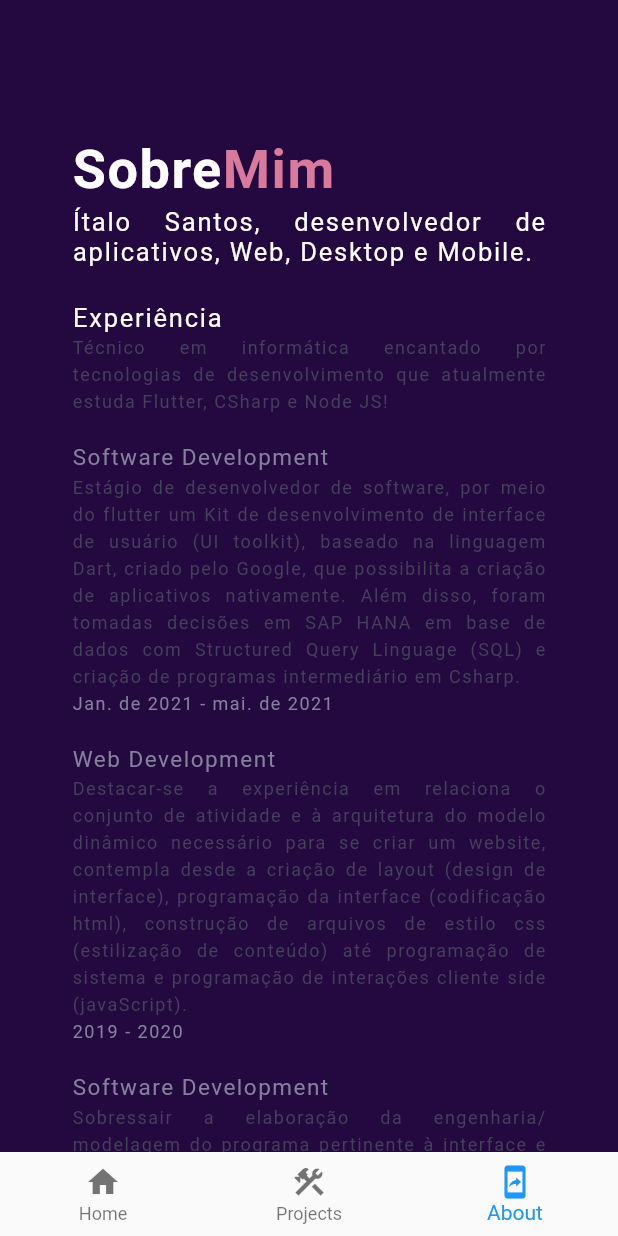
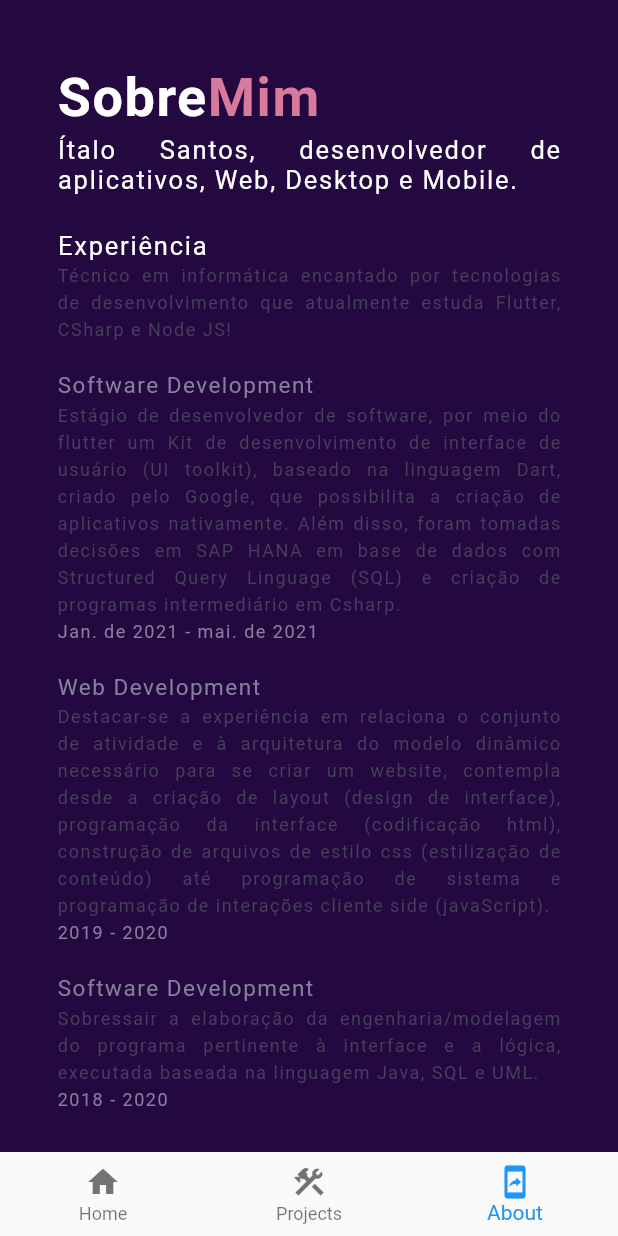
Before and after one commit to italo-santos-dev/profile-demo-flutter, a Flutter app: the screen it shows after launch, item 3 of the bottom bar chosen, on a phone screen of 412 x 824 dp. Run offline on Flutter 3.47's test engine with Material 2 defaults, Android fonts, the phone set to English and light mode, and no system bars; our stand-ins replace flutter_local_notifications, share; Roboto replaces fonts that are missing (NexaBold, NexaLight, ProductSans).

Commit message:
profile-italo-santos-demo-refactorie

```diff
--- a/lib/pages/about/widget/small_about_component_widget.dart
+++ b/lib/pages/about/widget/small_about_component_widget.dart
@@ -9,7 +9,7 @@ class SmallAboutComponentWidget extends StatelessWidget {
   Widget build(BuildContext context) {
     return IntrinsicHeight(
       child: Padding(
-        padding: EdgeInsets.all(48.0),
+        padding: EdgeInsets.symmetric(horizontal: 38.0),
         child: Column(
           mainAxisSize: MainAxisSize.min,
           children: [
```
